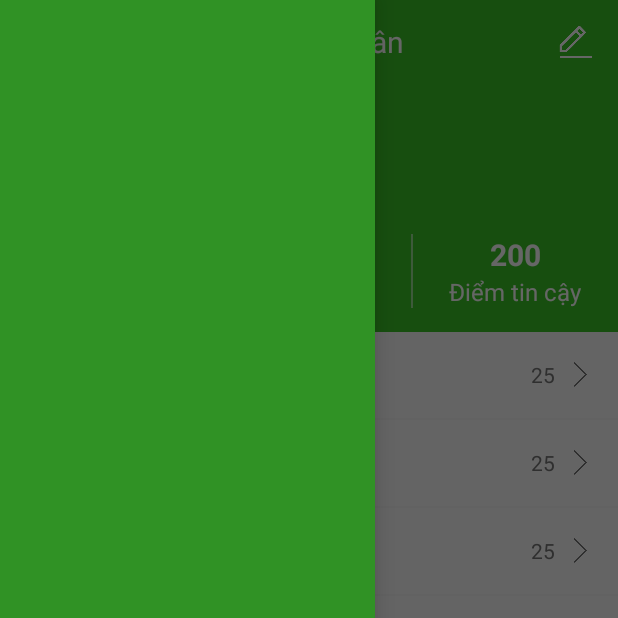
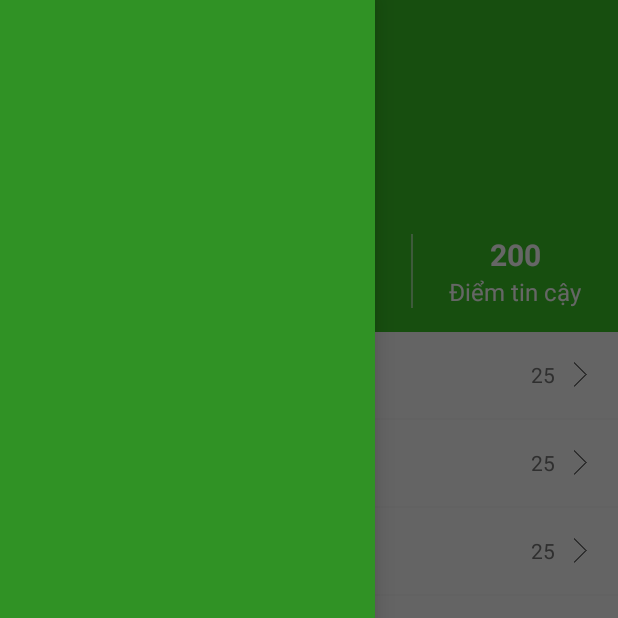
Before and after one commit to vthhanh96/Yummy, an Android app: the ProfileActivity screen opened directly, with no data from a screen before it, after a tap on an icon or button, on a phone screen of 412 x 824 dp, the top half of it. Run offline under Robolectric (Android 15) with nearby library versions, the phone set to English and light mode, and no system bars; our stand-ins replace ButterKnife; libraries missing offline, so code that uses them is left out: com.chad.library, com.orhanobut.hawk; network calls fail; pictures from the network do not load; 7 statements that could not run were skipped.

Commit message:
update rating profile

```diff
--- a/app/src/main/java/com/example/thesis/yummy/controller/profile/ProfileActivity.java
+++ b/app/src/main/java/com/example/thesis/yummy/controller/profile/ProfileActivity.java
@@ -13,6 +13,8 @@ import com.bumptech.glide.Glide;
 import com.bumptech.glide.request.RequestOptions;
 import com.example.thesis.yummy.R;
 import com.example.thesis.yummy.controller.base.DrawerActivity;
+import com.example.thesis.yummy.restful.RestCallback;
+import com.example.thesis.yummy.restful.ServiceManager;
 import com.example.thesis.yummy.restful.model.User;
 import com.example.thesis.yummy.storage.StorageManager;
 import com.example.thesis.yummy.view.TopBarView;
@@ -25,15 +27,27 @@ import static com.example.thesis.yummy.AppConstants.NAV_DRAWER_ID_PROFILE_PAGE;
 
 public class ProfileActivity extends DrawerActivity {
 
+    private static final String ARG_KEY_USER_ID = "ARG_KEY_USER_ID";
+    private static final String ARG_KEY_LEFT_BACK = "ARG_KEY_LEFT_BACK";
+
     @BindView(R.id.topBar) TopBarView mTopBarView;
     @BindView(R.id.imgAvatar) ImageView mImgAvatar;
     @BindView(R.id.txtName) TextView mTxtName;
     @BindView(R.id.txtBirthday) TextView mTxtBirthday;
 
-    private User mUser;
+    private boolean mIsMyProfile = false;
+    private boolean mIsLeftBack = false;
+    private int mUserId;
 
     public static void start(Context context) {
         Intent starter = new Intent(context, ProfileActivity.class);
+        context.startActivity(starter);
+    }
+
+    public static void start(Context context, int id) {
+        Intent starter = new Intent(context, ProfileActivity.class);
+        starter.putExtra(ARG_KEY_USER_ID, id);
+        starter.putExtra(ARG_KEY_LEFT_BACK, true);
         context.startActivity(starter);
     }
 
@@ -70,18 +84,33 @@ public class ProfileActivity extends DrawerActivity {
     }
 
     private void init() {
+        getExtras();
         initTopBar();
         initData();
     }
 
+    private void getExtras() {
+        mUserId = getIntent().getIntExtra(ARG_KEY_USER_ID, -1);
+        if(mUserId == StorageManager.getUser().mId) {
+            mIsMyProfile = true;
+        }
+        mIsLeftBack = getIntent().getBooleanExtra(ARG_KEY_LEFT_BACK, false);
+    }
+
     private void initTopBar() {
-        mTopBarView.setImageViewLeft(TopBarView.LEFT_MENU);
-        mTopBarView.setImageViewRight(R.drawable.ic_edit);
-        mTopBarView.setTitle(getString(R.string.profile));
+        mTopBarView.setImageViewLeft(mIsLeftBack ? TopBarView.LEFT_BACK : TopBarView.LEFT_MENU);
+        if(mIsMyProfile) {
+            mTopBarView.setTitle(getString(R.string.profile));
+            mTopBarView.setImageViewRight(R.drawable.ic_edit);
+        }
         mTopBarView.setOnLeftRightClickListener(new TopBarView.OnLeftRightClickListener() {
             @Override
             public void onLeftClick() {
-                openDrawer();
+                if(mIsLeftBack) {
+                    finish();
+                } else {
+                    openDrawer();
+                }
             }
 
             @Override
@@ -92,16 +121,37 @@ public class ProfileActivity extends DrawerActivity {
     }
 
     private void initData() {
-        mUser = StorageManager.getUser();
-        if (mUser == null) return;
-        if (TextUtils.isEmpty(mUser.mAvatar)) {
+        if(mIsMyProfile) {
+            fillData(StorageManager.getUser());
+        } else {
+            getUserInfo();
+        }
+    }
+
+    private void getUserInfo() {
+        ServiceManager.getInstance().getUserService().getUserInfo().enqueue(new RestCallback<User>() {
+            @Override
+            public void onSuccess(String message, User user) {
+                fillData(user);
+            }
+
+            @Override
+            public void onFailure(String message) {
+
+            }
+        });
+    }
+
+    private void fillData(User user) {
+        if (user == null) return;
+        if (TextUtils.isEmpty(user.mAvatar)) {
             mImgAvatar.setImageResource(R.drawable.ic_default_avatar);
         } else {
-            Glide.with(getApplicationContext()).load(mUser.mAvatar).apply(RequestOptions.circleCropTransform()).into(mImgAvatar);
+            Glide.with(getApplicationContext()).load(user.mAvatar).apply(RequestOptions.circleCropTransform()).into(mImgAvatar);
         }
-        mTxtName.setText(mUser.mFullName);
-        if(mUser.mBirthDay != null) {
-            mTxtBirthday.setText(DateFormat.format("dd MMMM yyyy", mUser.mBirthDay));
+        mTxtName.setText(user.mFullName);
+        if(user.mBirthDay != null) {
+            mTxtBirthday.setText(DateFormat.format("dd MMMM yyyy", user.mBirthDay));
         }
     }
 }
--- a/app/src/main/java/com/example/thesis/yummy/restful/model/Notification.java
+++ b/app/src/main/java/com/example/thesis/yummy/restful/model/Notification.java
@@ -11,6 +11,6 @@ public class Notification extends Base {
     @Json(name = "title") public String mTitle;
     @Json(name = "created_date") public Date mCreatedDate;
     @Json(name = "image") public String mImage;
-    @Json(name = "mContent") public NotificationData notificationData;
+    @Json(name = "content") public NotificationData notificationData;
 
 }
--- a/app/src/main/java/com/example/thesis/yummy/restful/model/Rating.java
+++ b/app/src/main/java/com/example/thesis/yummy/restful/model/Rating.java
@@ -4,7 +4,7 @@ import com.squareup.moshi.Json;
 
 public class Rating extends Base {
     @Json(name = "_id") public Integer mId;
-    @Json(name = "point") public Float mPoint;
-    @Json(name = "mContent") public String mContent;
+    @Json(name = "content") public String mContent;
     @Json(name = "creator") public User mCreator;
+    @Json(name = "point") public Integer mPoint;
 }
--- a/app/src/main/java/com/example/thesis/yummy/restful/model/User.java
+++ b/app/src/main/java/com/example/thesis/yummy/restful/model/User.java
@@ -15,6 +15,9 @@ public class User extends Base{
     @Json(name = "gender") public Integer mGender;
     @Json(name = "address") public String mAddress;
     @Json(name = "latLngAdress") public Location mLatLngAddress;
+    @Json(name = "count_people_evaluate") public Integer mCountPeopleEvaluate;
+    @Json(name = "main_point") public Double mMainPoint;
+    @Json(name = "trust_point") public Long mTrustPoint;
 //    @Json(name = "myCharacter") public String mCharacter;
 //    @Json(name = "myStyle") public String mStyle;
 //    @Json(name = "targetCharacter") public String mTargetCharacter;
--- /dev/null
+++ b/app/src/main/java/com/example/thesis/yummy/restful/services/RatingService.java
@@ -0,0 +1,30 @@
+package com.example.thesis.yummy.restful.services;
+
+import com.example.thesis.yummy.restful.RestResponse;
+import com.example.thesis.yummy.restful.model.Base;
+import com.example.thesis.yummy.restful.model.Rating;
+
+import java.util.List;
+
+import retrofit2.Call;
+import retrofit2.http.Field;
+import retrofit2.http.FormUrlEncoded;
+import retrofit2.http.GET;
+import retrofit2.http.POST;
+import retrofit2.http.Path;
+
+public interface RatingService {
+
+    @GET("user/{userId}/list_rating")
+    Call<RestResponse<List<Rating>>> getListRatingProfile(@Path("userId") int id);
+
+    @FormUrlEncoded
+    @POST("user/is_had_rating")
+    Call<RestResponse<Base>> checkRatingPeople(@Field("people_evaluate") int id);
+
+    @FormUrlEncoded
+    @POST("rate/rating_people")
+    Call<RestResponse<Rating>> createRatingProfile(@Field("content") String content,
+                                                   @Field("point") Integer point,
+                                                   @Field("people_evaluate") Integer peopleEvaluate);
+}
--- a/app/src/main/java/com/example/thesis/yummy/view/PostRecyclerView.java
+++ b/app/src/main/java/com/example/thesis/yummy/view/PostRecyclerView.java
@@ -21,6 +21,7 @@ import com.example.thesis.yummy.controller.post.CommentActivity;
 import com.example.thesis.yummy.controller.post.EditPostActivity;
 import com.example.thesis.yummy.controller.post.ListPeopleInterestedPostActivity;
 import com.example.thesis.yummy.controller.post.PostDetailActivity;
+import com.example.thesis.yummy.controller.profile.ProfileActivity;
 import com.example.thesis.yummy.restful.RestCallback;
 import com.example.thesis.yummy.restful.ServiceManager;
 import com.example.thesis.yummy.restful.model.Base;
@@ -96,6 +97,7 @@ public class PostRecyclerView extends RecyclerView {
                         openOptionsPopup(post, view);
                         break;
                     case R.id.imgAvatar:
+                        ProfileActivity.start(getContext(), post.mCreator.mId);
                         break;
                 }
             }
--- a/app/src/main/res/layout/activity_profile_review.xml
+++ b/app/src/main/res/layout/activity_profile_review.xml
@@ -52,5 +52,6 @@
         android:layout_margin="@dimen/dimen_16dp"
         app:fb_defaultColor="@color/colorPrimary"
         app:fb_radius="5dp"
-        android:text="@string/rate"/>
+        android:text="@string/rate"
+        android:visibility="gone"/>
 </LinearLayout>
--- a/app/src/main/res/layout/item_review_layout.xml
+++ b/app/src/main/res/layout/item_review_layout.xml
@@ -7,7 +7,7 @@
     android:layout_marginBottom="@dimen/dimen_16dp">
 
     <ImageView
-        android:id="@+id/imgAvatar"
+        android:id="@+id/avatarImageView"
         android:layout_width="45dp"
         android:layout_height="45dp"
         android:scaleType="fitCenter"
```
Also changed, not shown: app/src/main/java/com/example/thesis/yummy/controller/post/PostDetailActivity.java (+10 -1 lines), app/src/main/java/com/example/thesis/yummy/controller/profile/ProfileReviewActivity.java (+76 -1 lines), app/src/main/java/com/example/thesis/yummy/restful/ServiceManager.java (+10 -0 lines).
